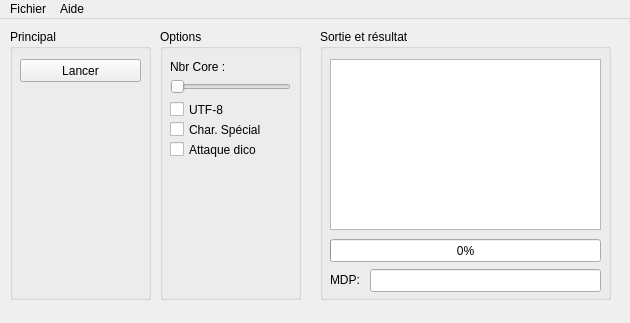
Before: the Qt Designer form Krack_X/mainwindow.ui in bensuperpc/KrackX, drawn with Qt 5.
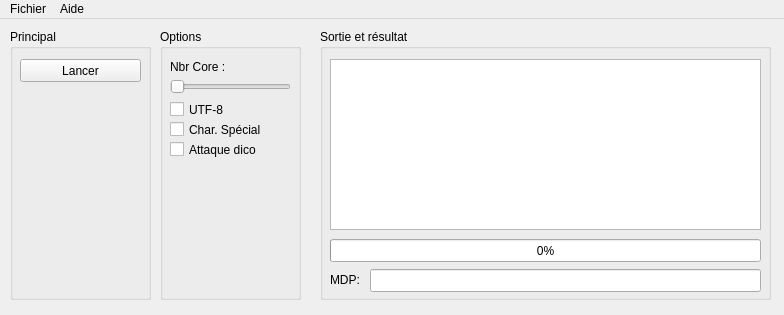
After: the same form once the commit is applied.

The edit to the form file:
```diff
--- a/Krack_X/mainwindow.ui
+++ b/Krack_X/mainwindow.ui
@@ -6,8 +6,8 @@
    <rect>
     <x>0</x>
     <y>0</y>
-    <width>630</width>
-    <height>323</height>
+    <width>784</width>
+    <height>315</height>
    </rect>
   </property>
   <property name="windowTitle">
@@ -135,7 +135,7 @@
      <rect>
       <x>320</x>
       <y>10</y>
-      <width>291</width>
+      <width>451</width>
       <height>271</height>
      </rect>
     </property>
@@ -147,7 +147,7 @@
       <rect>
        <x>50</x>
        <y>240</y>
-       <width>231</width>
+       <width>391</width>
        <height>23</height>
       </rect>
      </property>
@@ -160,7 +160,7 @@
       <rect>
        <x>10</x>
        <y>210</y>
-       <width>271</width>
+       <width>431</width>
        <height>23</height>
       </rect>
      </property>
@@ -186,7 +186,7 @@
       <rect>
        <x>10</x>
        <y>30</y>
-       <width>271</width>
+       <width>431</width>
        <height>171</height>
       </rect>
      </property>
@@ -198,7 +198,7 @@
     <rect>
      <x>0</x>
      <y>0</y>
-     <width>630</width>
+     <width>784</width>
      <height>20</height>
     </rect>
    </property>
```
Left out of the diff: 5 changed lines with no effect on the pictures.
